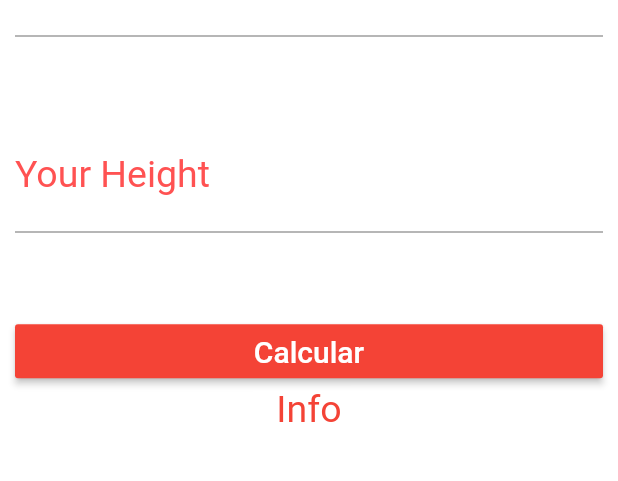
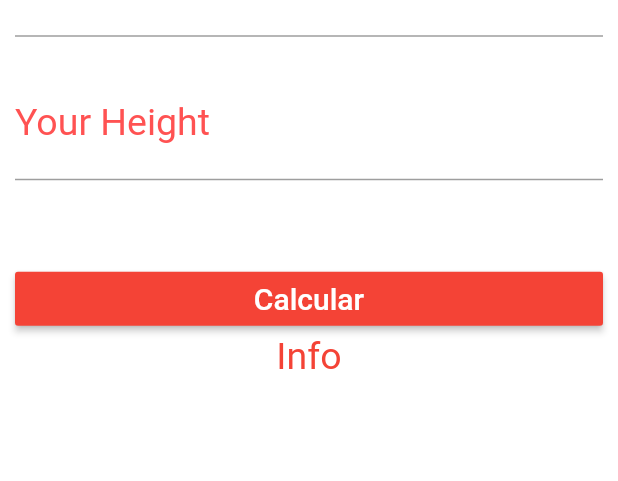
Before and after one commit to BulletSentence/Weight_Flutter, a Flutter app: the screen it shows after launch, on a phone screen of 412 x 824 dp, the part 341-822 px from its top. Run offline on Flutter 3.47's test engine with Material 2 defaults, Android fonts, the phone set to English and light mode, and no system bars.

```diff
--- a/lib/main.dart
+++ b/lib/main.dart
@@ -11,6 +11,9 @@ class Home extends StatefulWidget {
   @override
   _HomeState createState() => _HomeState();
 }
+
+  TextEditingController wei = new TextEditingController();
+  TextEditingController hei = new TextEditingController();
 
 class _HomeState extends State<Home> {
   @override
@@ -45,9 +48,10 @@ class _HomeState extends State<Home> {
                   color: Colors.red,
                   fontSize: 25,
                 ),
+                controller: wei,
               ),
               Container(
-                height: 55.0,
+                height: 20.0,
               ),
               TextField(
                 keyboardType: TextInputType.number,
@@ -60,6 +64,7 @@ class _HomeState extends State<Home> {
                   color: Colors.red,
                   fontSize: 25,
                 ),
+                controller: hei,
               ),
               Container(
                 height: 55.0,
```
